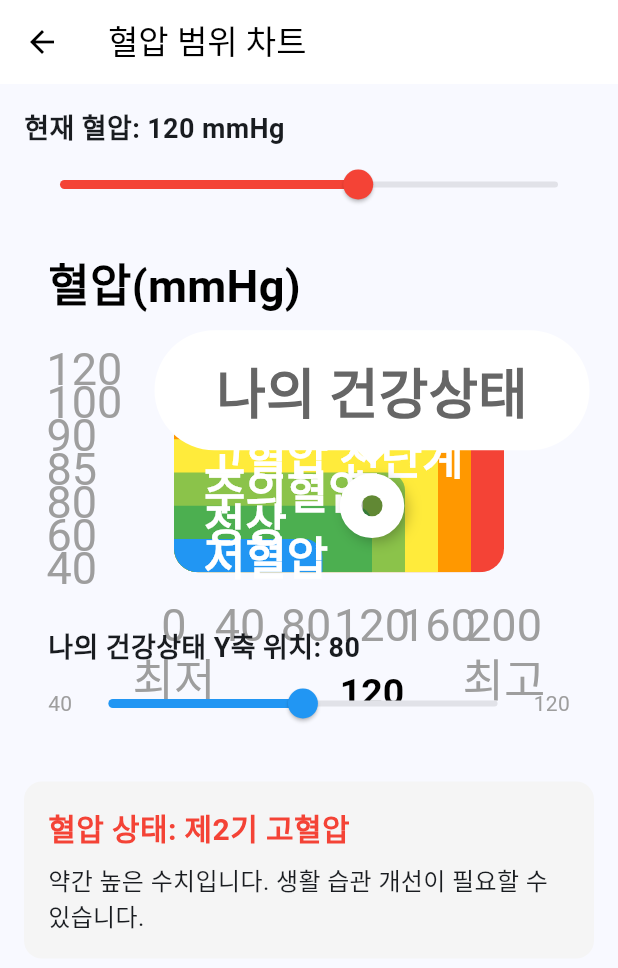
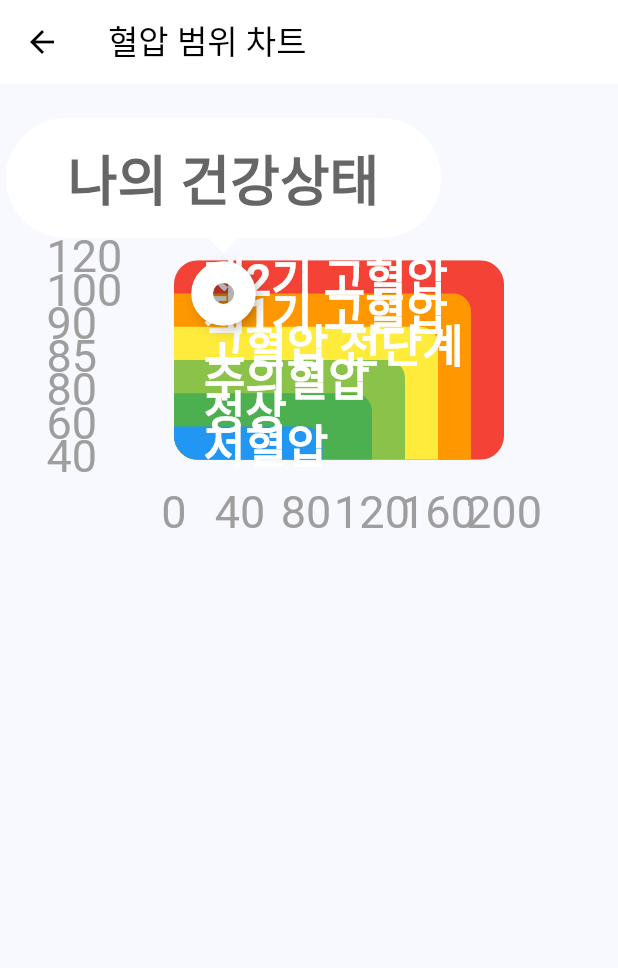
Before and after one commit to hconnectdx/hc_flutter_graph, a Flutter app: the screen it shows after launch, after a tap on "혈압 범위 그래프", on a phone screen of 412 x 824 dp. Shown: the top 968 px of the screen. Run offline on Flutter 3.47's test engine with Material 3 defaults, Android fonts, the phone set to English and light mode, and no system bars.

Commit message:
범위 혈압 그래프 수정

````diff
--- a/example/lib/graph_screen/blood_pressure_range_screen.dart
+++ b/example/lib/graph_screen/blood_pressure_range_screen.dart
@@ -10,9 +10,6 @@ class BloodPressureRangeScreen extends StatefulWidget {
 }
 
 class _BloodPressureRangeScreenState extends State<BloodPressureRangeScreen> {
-  // 현재 혈압 값 (실제 앱에서는 사용자 데이터에서 가져올 수 있음)
-  double _currentValue = 120.0;
-
   @override
   Widget build(BuildContext context) {
     return Scaffold(
@@ -28,120 +25,20 @@ class _BloodPressureRangeScreenState extends State<BloodPressureRangeScreen> {
           child: Column(
             crossAxisAlignment: CrossAxisAlignment.start,
             children: [
-              // 사용자 입력 슬라이더 (테스트용)
-              _buildValueSlider(),
-
               const SizedBox(height: 20),
 
               // 혈압 범위 차트
               BloodPressureRangeChart(
                 chartTitle: '혈압(mmHg)',
                 ranges: PressureRange.getSampleRanges(),
-                currentValue: _currentValue,
                 currentValueLabel: '나의 건강상태',
+                pointerXValue: 30, // X축 포인터 위치 지정
+                pointerYValue: 100, // Y축 포인터 위치 지정
               ),
-
-              const SizedBox(height: 20),
-
-              // 혈압 상태 설명
-              _buildStatusDescription(),
             ],
           ),
         ),
       ),
     );
   }
-
-  // 테스트용 슬라이더 위젯
-  Widget _buildValueSlider() {
-    return Column(
-      crossAxisAlignment: CrossAxisAlignment.start,
-      children: [
-        Text(
-          '현재 혈압: ${_currentValue.toInt()} mmHg',
-          style: const TextStyle(fontSize: 18, fontWeight: FontWeight.bold),
-        ),
-        Slider(
-          value: _currentValue,
-          min: 0,
-          max: 200,
-          divisions: 140,
-          activeColor: _getColorForValue(_currentValue),
-          onChanged: (value) {
-            setState(() {
-              _currentValue = value;
-            });
-          },
-        ),
-      ],
-    );
-  }
-
-  // 혈압 값에 따른 색상 반환
-  Color _getColorForValue(double value) {
-    final ranges = PressureRange.getSampleRanges();
-    for (final range in ranges) {
-      if (value >= range.minValue && value < range.maxValue) {
-        return range.color;
-      }
-    }
-    return Colors.red;
-  }
-
-  // 혈압 상태 설명 위젯
-  Widget _buildStatusDescription() {
-    return Container(
-      padding: const EdgeInsets.all(16),
-      decoration: BoxDecoration(
-        color: Colors.grey.shade100,
-        borderRadius: BorderRadius.circular(12),
-      ),
-      child: Column(
-        crossAxisAlignment: CrossAxisAlignment.start,
-        children: [
-          Text(
-            '혈압 상태: ${_getStatusForValue(_currentValue)}',
-            style: TextStyle(
-              fontSize: 20,
-              fontWeight: FontWeight.bold,
-              color: _getColorForValue(_currentValue),
-            ),
-          ),
-          const SizedBox(height: 8),
-          Text(
-            _getDescriptionForValue(_currentValue),
-            style: const TextStyle(fontSize: 16),
-          ),
-        ],
-      ),
-    );
-  }
-
-  // 혈압 값에 따른 상태 문자열 반환
-  String _getStatusForValue(double value) {
-    final ranges = PressureRange.getSampleRanges();
-    for (final range in ranges) {
-      if (value >= range.minValue && value < range.maxValue) {
-        return range.label;
-      }
-    }
-    return '매우 높음';
-  }
-
-  // 혈압 값에 따른 설명 문자열 반환
-  String _getDescriptionForValue(double value) {
-    if (value < 90) {
-      return '혈압이 낮은 상태입니다. 어지러움이나 피로감이 있다면 의사와 상담하세요.';
-    } else if (value < 120) {
-      return '정상 혈압 범위입니다. 건강한 생활 습관을 유지하세요.';
-    } else if (value < 140) {
-      return '약간 높은 수치입니다. 생활 습관 개선이 필요할 수 있습니다.';
-    } else if (value < 160) {
-      return '고혈압 전단계입니다. 식습관 개선과 운동이 필요합니다.';
-    } else if (value < 180) {
-      return '1기 고혈압입니다. 의사와 상담하고 적절한 조치를 취하세요.';
-    } else {
-      return '2기 고혈압입니다. 빠른 시일 내에 의사의 진료를 받으세요.';
-    }
-  }
 }
--- a/example/lib/graph_screen/gauge_chart_screen.dart
+++ b/example/lib/graph_screen/gauge_chart_screen.dart
@@ -47,6 +47,7 @@ class GaugeChartScreen extends StatelessWidget {
                 ),
                 GaugeSegment(startValue: 250, endValue: 300, color: Colors.red),
               ],
+
               size: 680,
               pointerThickness: 7.5,
               thickness: 120,
--- a/lib/blood_pressure_range_chart.dart
+++ b/lib/blood_pressure_range_chart.dart
@@ -1,19 +1,65 @@
 import 'package:flutter/material.dart';
 
+/// 혈압 범위를 표시하는 차트 위젯
+///
+/// 사용 예시:
+/// ```dart
+/// BloodPressureRangeChart(
+///   ranges: PressureRange.getSampleRanges(),
+///   pointerXValue: 130, // X축 포인터 위치 지정
+///   chartTitle: '혈압 범위 차트',
+///   currentValueLabel: '정상',
+///   // Y축 포인터 위치 직접 설정 (슬라이더 표시 안됨)
+///   pointerYValue: 85,
+///   // 커스텀 Y축 범위 설정
+///   yAxisRange: [30, 150],
+///   // 커스텀 혈압 좌표 설정
+///   rangeCoordinates: [30, 50, 70, 90, 110, 130, 150],
+/// )
+/// ```
 class BloodPressureRangeChart extends StatefulWidget {
   final String chartTitle;
   final List<PressureRange> ranges;
-  final double currentValue;
   final String currentValueLabel;
   final List<double> yAxisRange; // Y축 범위 추가
+
+  /// X축 포인터 위치를 지정하는 값
+  ///
+  /// 이 값이 원형 포인터의 X축 위치를 결정합니다.
+  final double pointerXValue;
+
+  /// Y축 포인터 위치를 지정하는 값
+  ///
+  /// 이 값이 제공되면 슬라이더가 표시되지 않고 원형 포인터의 Y축 위치가 이 값으로 고정됩니다.
+  /// null인 경우 슬라이더가 표시되고 사용자가 포인터 위치를 조절할 수 있습니다.
+  final double? pointerYValue;
+
+  /// 혈압 범위의 좌표 값을 정의하는 리스트
+  ///
+  /// 이 좌표값들은 차트의 Y축 높이를 동일한 비율로 나누는 데 사용됩니다.
+  /// 각 범위(저혈압, 정상, 주의혈압 등)가 동일한 높이를 갖도록 합니다.
+  ///
+  /// 해당 값은 반드시 오름차순으로 정렬되어야 하며, 최소 2개 이상이어야 합니다.
+  /// 기본값은 [40.0, 60.0, 80.0, 85.0, 90.0, 100.0, 120.0]입니다.
+  final List<double> rangeCoordinates;
 
   const BloodPressureRangeChart({
     Key? key,
     required this.ranges,
-    required this.currentValue,
+    required this.pointerXValue,
     this.chartTitle = '',
     this.currentValueLabel = '나의 건강상태',
     this.yAxisRange = const [40, 120], // 기본값 설정
+    this.pointerYValue, // Y축 포인터 위치 (null이면 슬라이더 값 사용)
+    this.rangeCoordinates = const [
+      40.0,
+      60.0,
+      80.0,
+      85.0,
+      90.0,
+      100.0,
+      120.0,
+    ], // 기본값 설정
   }) : super(key: key);
 
   @override
@@ -46,6 +92,32 @@ class _BloodPressureRangeChartState extends State<BloodPressureRangeChart> {
 
   @override
   Widget build(BuildContext context) {
+    // 좌표가 최소 2개 이상인지 확인하고, 오름차순으로 정렬되어 있는지 확인
+    assert(
+      widget.rangeCoordinates.length >= 2,
+      'rangeCoordinates must have at least 2 values',
+    );
+    assert(() {
+      for (int i = 0; i < widget.rangeCoordinates.length - 1; i++) {
+        if (widget.rangeCoordinates[i] >= widget.rangeCoordinates[i + 1]) {
+          return false;
+        }
+      }
+      return true;
+    }(), 'rangeCoordinates must be sorted in ascending order');
+
+    // 포인터 Y값이 제공된 경우 범위 내 값인지 확인
+    if (widget.pointerYValue != null) {
+      assert(
+        widget.pointerYValue! >= widget.rangeCoordinates.first &&
+            widget.pointerYValue! <= widget.rangeCoordinates.last,
+        'pointerYValue must be within range of rangeCoordinates',
+      );
+    }
+
+    // 사용할 Y축 값 결정 (pointerYValue가 제공되면 그 값 사용, 아니면 슬라이더 값 사용)
+    final double effectiveYAxisValue = widget.pointerYValue ?? _yAxisValue;
+
     return Column(
       crossAxisAlignment: CrossAxisAlignment.start,
       children: [
@@ -66,19 +138,24 @@ class _BloodPressureRangeChartState extends State<BloodPressureRangeChart> {
           child: CustomPaint(
             painter: BloodPressureRangePainter(
               ranges: widget.ranges,
-              currentValue: widget.currentValue,
+              pointerXValue: widget.pointerXValue,
               currentValueLabel: widget.currentValueLabel,
-              yAxisValue: _yAxisValue,
+              yAxisValue: effectiveYAxisValue,
               minYValue: _minYValue,
               maxYValue: _maxYValue,
+              rangeCoordinates: widget.rangeCoordinates,
             ),
           ),
         ),
-        // Y축 슬라이더 추가
-        Padding(
-          padding: const EdgeInsets.symmetric(horizontal: 16.0, vertical: 8.0),
-          child: _buildYAxisSlider(),
-        ),
+        // Y축 슬라이더 추가 - pointerYValue가 제공되지 않은 경우에만 표시
+        if (widget.pointerYValue == null)
+          Padding(
+            padding: const EdgeInsets.symmetric(
+              horizontal: 16.0,
+              vertical: 8.0,
+            ),
+            child: _buildYAxisSlider(),
+          ),
       ],
     );
   }
@@ -124,19 +201,21 @@ class _BloodPressureRangeChartState extends State<BloodPressureRangeChart> {
 
 class BloodPressureRangePainter extends CustomPainter {
   final List<PressureRange> ranges;
-  final double currentValue;
+  final double pointerXValue;
   final String currentValueLabel;
   final double yAxisValue;
   final double minYValue;
   final double maxYValue;
+  final List<double> rangeCoordinates; // 혈압 좌표 범위 추가
 
   BloodPressureRangePainter({
     required this.ranges,
-    required this.currentValue,
+    required this.pointerXValue,
     required this.currentValueLabel,
     required this.yAxisValue,
     required this.minYValue,
     required this.maxYValue,
+    required this.rangeCoordinates,
   });
 
   @override
@@ -148,16 +227,8 @@ class BloodPressureRangePainter extends CustomPainter {
     final double chartTop = size.height * 0.15;
     final double chartBottom = chartTop + chartHeight;
 
-    // 혈압 범위를 구분하는 값들 - 모든 매핑 함수에서 공통으로 사용
-    final List<double> rangeValues = [
-      40.0,
-      60.0,
-      80.0,
-      85.0,
-      90.0,
-      100.0,
-      120.0,
-    ];
+    // 혈압 범위를 구분하는 값들 - 외부에서 전달받은 좌표 사용
+    final List<double> rangeValues = rangeCoordinates;
     final int totalRanges = rangeValues.length - 1; // 총 구간 개수
     final double heightPerRange = chartHeight / totalRanges; // 각 구간당 동일한 높이
 
@@ -324,7 +395,7 @@ class BloodPressureRangePainter extends CustomPainter {
 
     // 현재 값 표시 - X축 위치 계산
     final double currentX =
-        chartLeft + (((currentValue - minXValue) / xValueRange) * chartWidth);
+        chartLeft + (((pointerXValue - minXValue) / xValueRange) * chartWidth);
 
     // Y축 슬라이더 값에 따른 Y축 위치 계산 - 수정된 매핑 함수 사용
     final double circleCenterY = _mapYValueToPixel(yAxisValue);
@@ -395,16 +466,6 @@ class BloodPressureRangePainter extends CustomPainter {
       Offset(currentX, circleCenterY),
       20,
       currentPointBorderPaint,
-    );
-
-    // 현재 값 숫자 그리기 - 상태 확인 위치 계산
-    _drawText(
-      canvas: canvas,
-      text: currentValue.toInt().toString(),
-      position: Offset(currentX, chartBottom + 80),
-      fontSize: 25,
-      color: Colors.black,
-      fontWeight: FontWeight.bold,
     );
   }
 
@@ -752,36 +813,18 @@ class BloodPressureRangePainter extends CustomPainter {
         fontSize: 30,
         color: Colors.grey,
       );
-
-      // 최저/최고 텍스트
-      if (value == minXValue) {
-        _drawText(
-          canvas: canvas,
-          text: '최저',
-          position: Offset(x, chartBottom + 70),
-          fontSize: 30,
-          color: Colors.grey,
-        );
-      } else if (value == maxXValue) {
-        _drawText(
-          canvas: canvas,
-          text: '최고',
-          position: Offset(x, chartBottom + 70),
-          fontSize: 30,
-          color: Colors.grey,
-        );
-      }
     }
   }
 
   @override
   bool shouldRepaint(BloodPressureRangePainter oldDelegate) {
     return oldDelegate.ranges != ranges ||
-        oldDelegate.currentValue != currentValue ||
+        oldDelegate.pointerXValue != pointerXValue ||
         oldDelegate.currentValueLabel != currentValueLabel ||
         oldDelegate.yAxisValue != yAxisValue ||
         oldDelegate.minYValue != minYValue ||
-        oldDelegate.maxYValue != maxYValue;
+        oldDelegate.maxYValue != maxYValue ||
+        oldDelegate.rangeCoordinates != rangeCoordinates;
   }
 }
 
````
